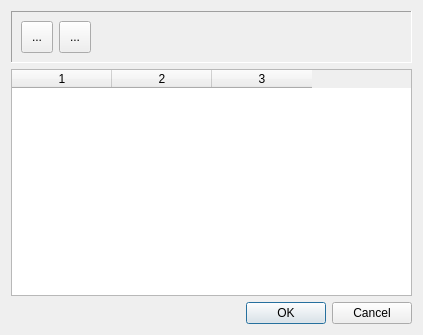
Old version of the form alarmsdialog.ui in the repository pavelrangelov/qclock.
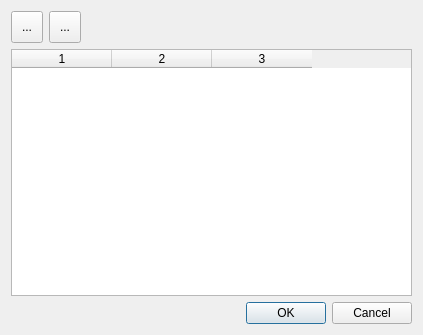
New version of the form. Icons and pictures are not drawn.

```diff
--- a/alarmsdialog.ui
+++ b/alarmsdialog.ui
@@ -17,12 +17,24 @@
    <item>
     <widget class="QFrame" name="frameToolbar">
      <property name="frameShape">
-      <enum>QFrame::Panel</enum>
+      <enum>QFrame::NoFrame</enum>
      </property>
      <property name="frameShadow">
       <enum>QFrame::Sunken</enum>
      </property>
      <layout class="QHBoxLayout" name="horizontalLayout">
+      <property name="leftMargin">
+       <number>0</number>
+      </property>
+      <property name="topMargin">
+       <number>0</number>
+      </property>
+      <property name="rightMargin">
+       <number>0</number>
+      </property>
+      <property name="bottomMargin">
+       <number>0</number>
+      </property>
       <item>
        <widget class="QToolButton" name="toolNew">
         <property name="minimumSize">
```
